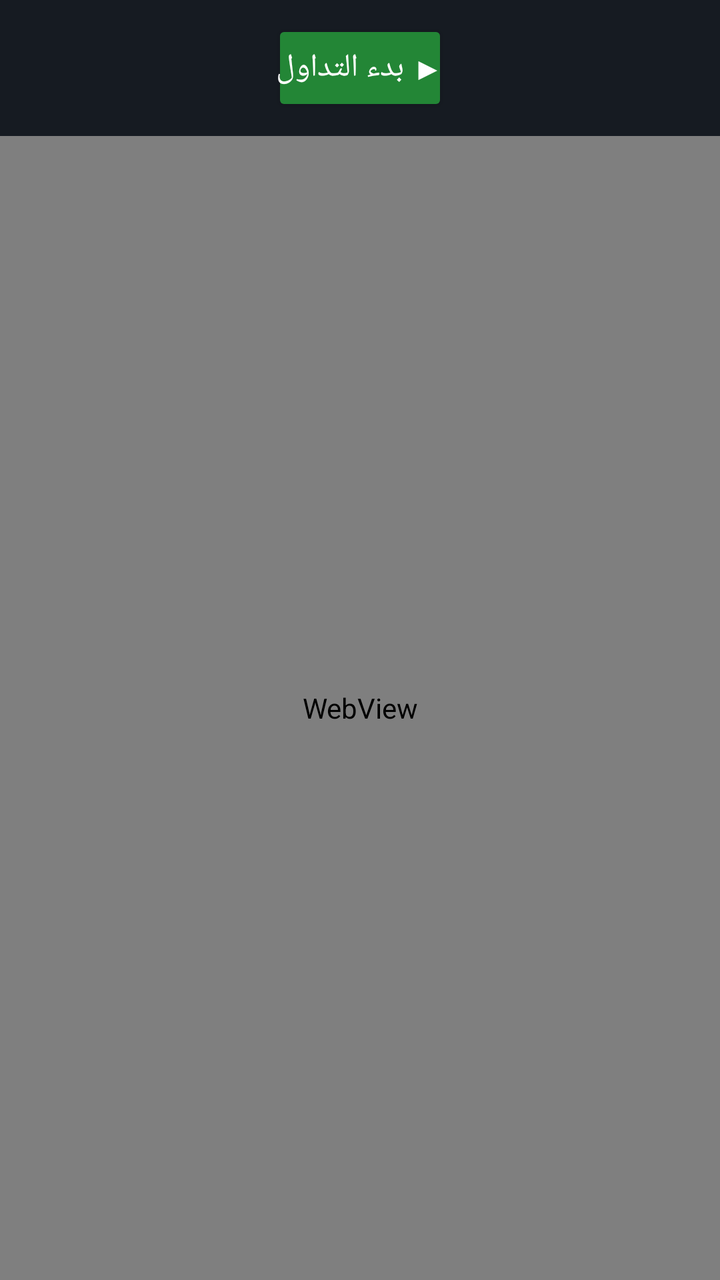
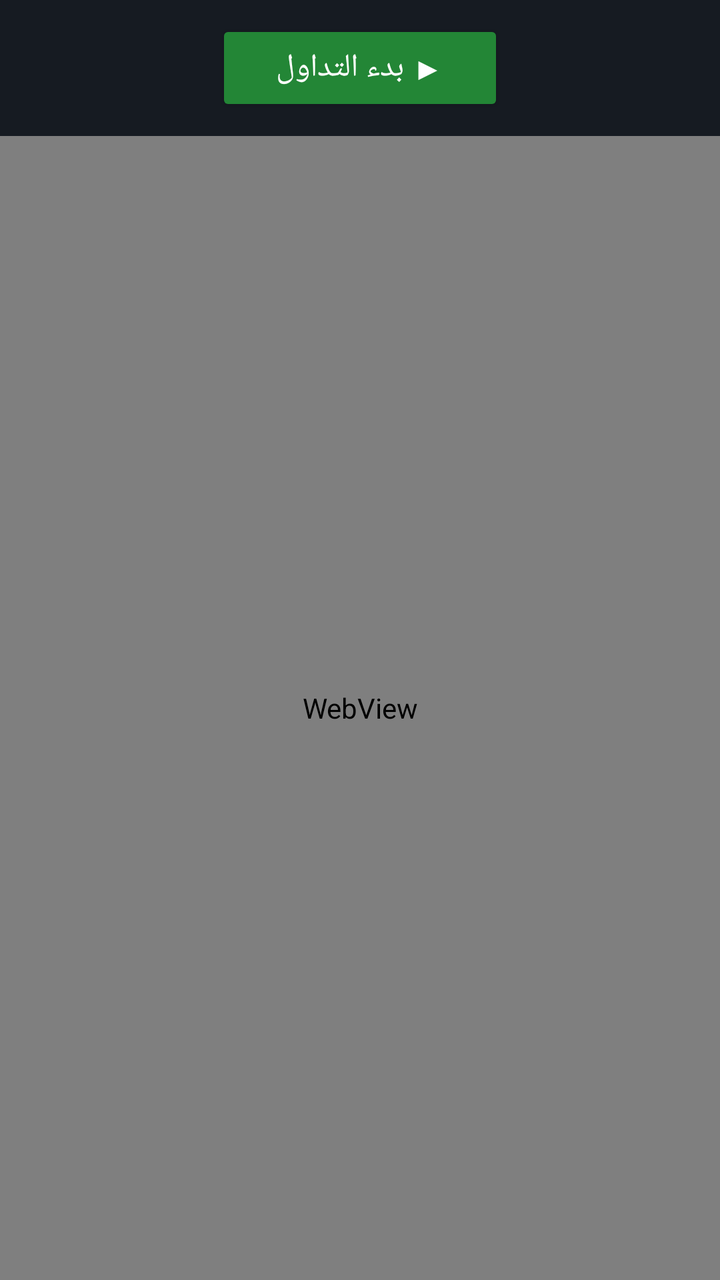

The first picture is an Android layout as it rendered before a commit; the second is the same layout after the commit. The layout source and the unified diff follow.
<!-- AndroidManifest.xml: application theme Theme.AppCompat.NoActionBar -->
<!-- res/layout/activity_main.xml -->
<?xml version="1.0" encoding="utf-8"?>
<LinearLayout xmlns:android="http://schemas.android.com/apk/res/android"
    android:layout_width="match_parent"
    android:layout_height="match_parent"
    android:orientation="vertical"
    android:background="#0d1117">

    
    <LinearLayout
        android:layout_width="match_parent"
        android:layout_height="wrap_content"
        android:orientation="horizontal"
        android:padding="10dp"
        android:background="#161b22"
        android:gravity="center">

        <Button
            android:id="@+id/btn_start"
            android:layout_width="wrap_content"
            android:layout_height="wrap_content"
            android:text="▶ بدء التداول"
            android:textColor="#ffffff"
            android:backgroundTint="#238636"
            android:padding="12dp 30dp"
            android:textSize="16sp" />

        <Button
            android:id="@+id/btn_stop"
            android:layout_width="wrap_content"
            android:layout_height="wrap_content"
            android:text="⏹ إيقاف"
            android:textColor="#ffffff"
            android:enabled="false"
            android:backgroundTint="#da3633"
            android:padding="12dp 30dp"
            android:textSize="16sp"
            android:visibility="gone" />

    </LinearLayout>

    
    <WebView
        android:id="@+id/webView"
        android:layout_width="match_parent"
        android:layout_height="match_parent" />

</LinearLayout>
<!-- resources referenced by this layout -->
<resources>

</resources>

<!-- the commit's change to res/layout/activity_main.xml (unified diff, before → after) -->
@@ -21,7 +21,10 @@
             android:text="▶ بدء التداول"
             android:textColor="#ffffff"
             android:backgroundTint="#238636"
-            android:padding="12dp 30dp"
+            android:paddingLeft="30dp"
+            android:paddingRight="30dp"
+            android:paddingTop="12dp"
+            android:paddingBottom="12dp"
             android:textSize="16sp" />
 
         <Button
@@ -32,7 +35,10 @@
             android:textColor="#ffffff"
             android:enabled="false"
             android:backgroundTint="#da3633"
-            android:padding="12dp 30dp"
+            android:paddingLeft="30dp"
+            android:paddingRight="30dp"
+            android:paddingTop="12dp"
+            android:paddingBottom="12dp"
             android:textSize="16sp"
             android:visibility="gone" />
 
